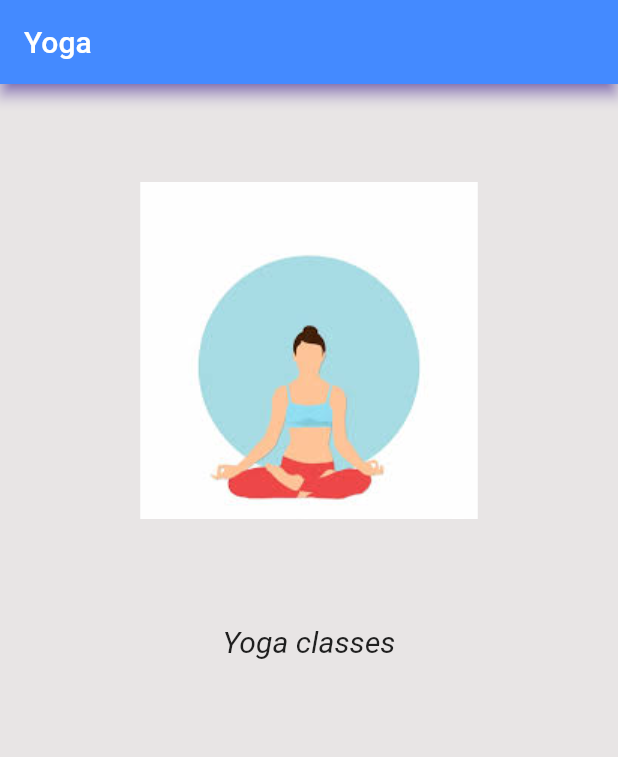
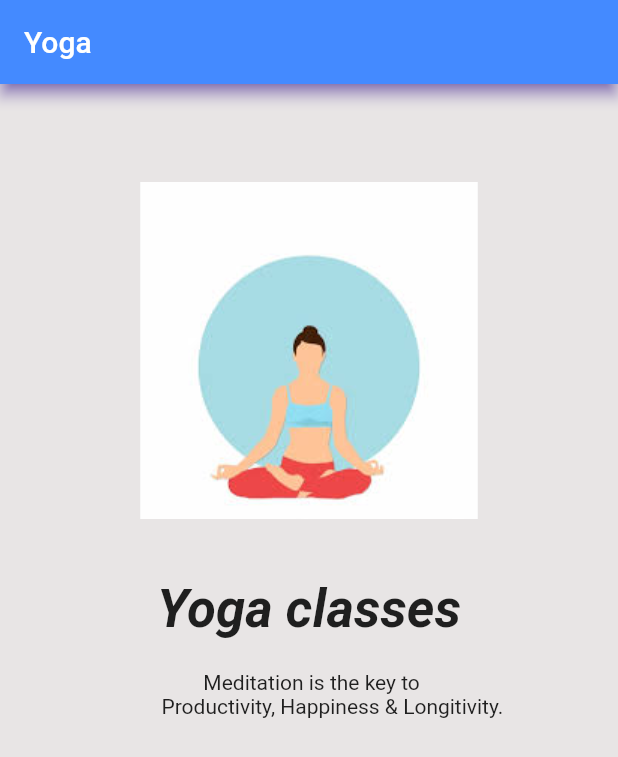
Before and after one commit to kirtijangid/yoga_app, a Flutter app: the screen it shows after launch, on a phone screen of 412 x 824 dp. Shown: the top 757 px of the screen. Run offline on Flutter 3.47's test engine with Material 2 defaults, Android fonts, the phone set to English and light mode, and no system bars.

Commit message:
adding 3containers for image and text with styles

```diff
--- a/lib/main.dart
+++ b/lib/main.dart
@@ -25,7 +25,7 @@ class MyApp extends StatelessWidget {
             child: Column(
               children: [
                 Container(
-                    margin: EdgeInsets.only(top: 50, bottom: 50),
+                  margin: EdgeInsets.only(top: 50, bottom: 20),
                   alignment: Alignment.topCenter,
                   child: ClipRRect(
                     borderRadius: BorderRadiusDirectional.horizontal(),
@@ -33,17 +33,36 @@ class MyApp extends StatelessWidget {
                   ),
                 ),
                 Expanded(
-                      child: Container(
+                  child: Column(
+                    children: [
+                      Container(
                     margin: EdgeInsets.only(top: 20, bottom: 10),
                     child: Text(
                       'Yoga classes',
                       style: TextStyle(
-                        fontSize: 20,
-                           fontStyle: FontStyle.italic),
+                          fontSize: 35,
+                          fontStyle: FontStyle.italic,
+                          fontWeight: FontWeight.bold),
                     ),
-                  ))
-                ],
-              ))
+                  ),
+
+                 Expanded(
+                  child: Column(
+                    children: [
+                  Container(
+                    margin: const EdgeInsets.only(top: 10, bottom: 150),
+                    child: const Text(
+                      ''' Meditation is the key to
+         Productivity, Happiness & Longitivity.''',
+                      textAlign: TextAlign.center,
+                    ),
+                  ),
+              ]),
+                ),
+              ]),
+        )
+        ]),
+          ),
         ],
       ),
     ));
```
Lines whose indentation alone changed are shown as unchanged.
